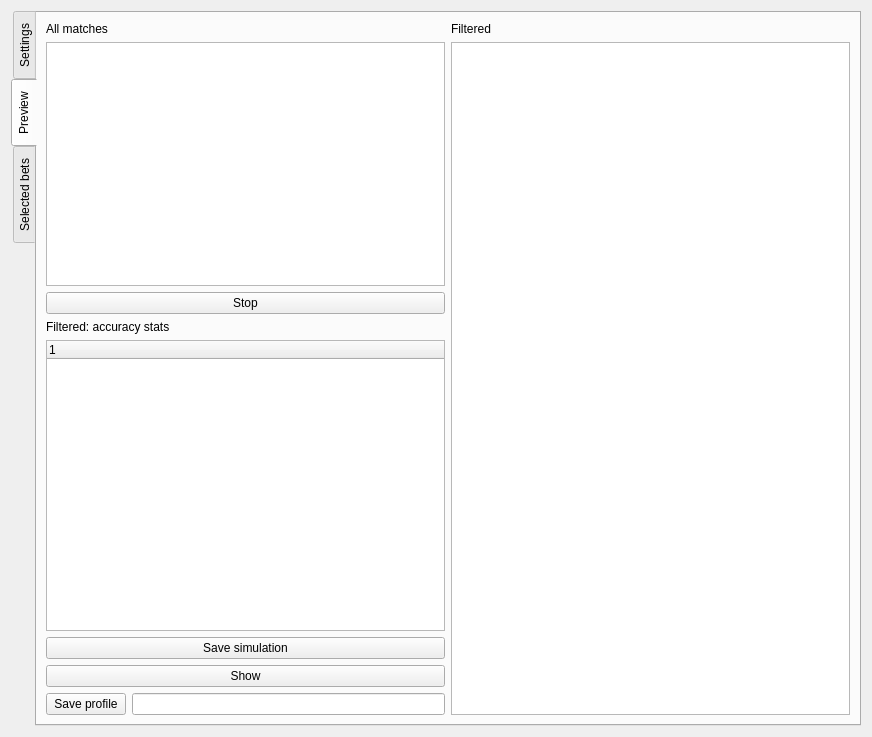
Above: data/ui/simulator.ui from jacek-markowski/BetBoy before the change. Below: the same form after it.
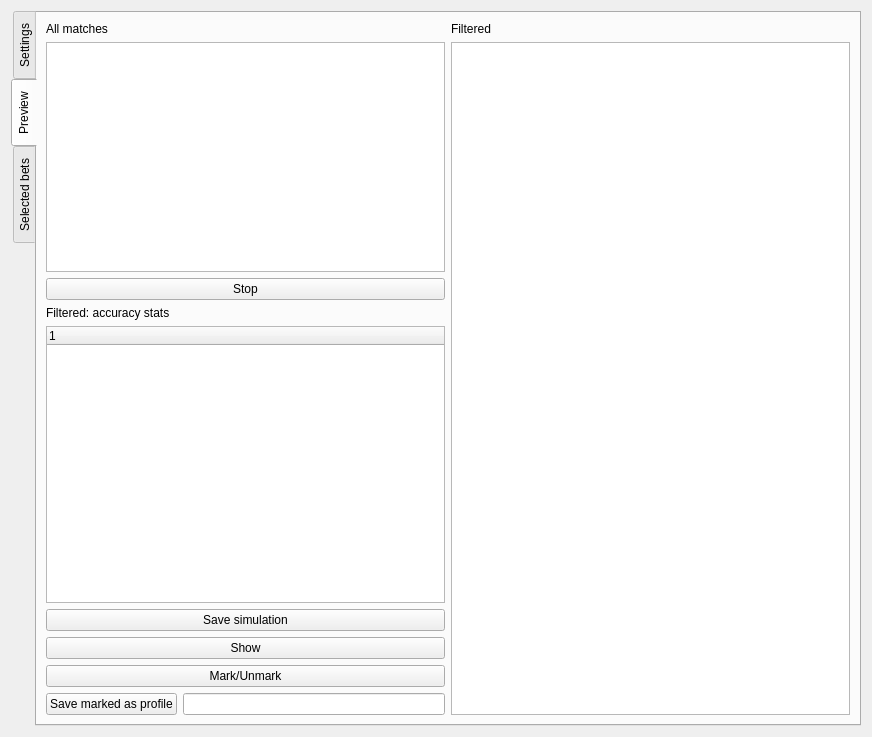
That is the form after the change. The open tabs and pages were chosen to show the change. Icons and pictures are not drawn.

Commit message: gui modifications- mark button in simulation

```diff
--- a/data/ui/simulator.ui
+++ b/data/ui/simulator.ui
@@ -5765,6 +5765,17 @@
                    </property>
                   </widget>
                  </item>
+                 <item>
+                  <widget class="QPushButton" name="button_mark">
+                   <property name="text">
+                    <string>Mark/Unmark</string>
+                   </property>
+                   <property name="icon">
+                    <iconset resource="../icons/icons.qrc">
+                     <normaloff>:/small/agt_action_success.png</normaloff>:/small/agt_action_success.png</iconset>
+                   </property>
+                  </widget>
+                 </item>
                 </layout>
                </item>
                <item>
@@ -5772,7 +5783,7 @@
                  <item>
                   <widget class="QPushButton" name="button_preview_save">
                    <property name="text">
-                    <string>Save profile</string>
+                    <string>Save marked as profile</string>
                    </property>
                    <property name="icon">
                     <iconset resource="../icons/icons.qrc">
```
The commit also changes 2 other files.
